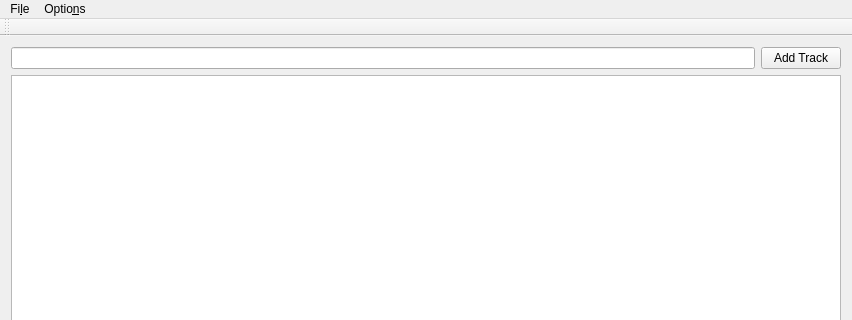
The window that mainwindow.ui (Mydayyy/MediaDownloader) describes before a commit, drawn with Qt 5; both pictures show x 0 to 852 and y 0 to 320 of the 852 by 638 pixel window.
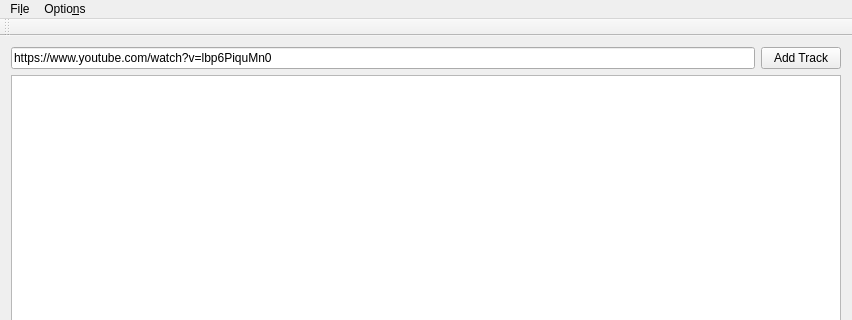
The same window after the commit.

What changed in the file:
```diff
--- a/mainwindow.ui
+++ b/mainwindow.ui
@@ -20,7 +20,7 @@
       <item>
        <widget class="QLineEdit" name="inputUrl">
         <property name="text">
-         <string/>
+         <string>https://www.youtube.com/watch?v=lbp6PiquMn0</string>
         </property>
        </widget>
       </item>
```
